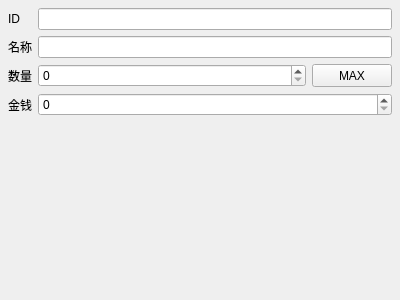
Before: the Qt Designer form ui/components/mail/stackable_form.ui in evrins/dnf-gm-tool, drawn with Qt 5.
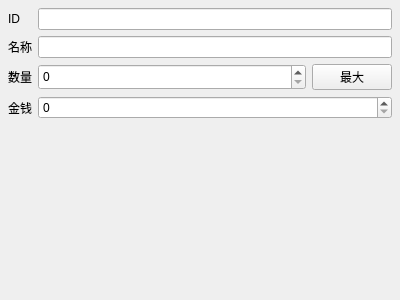
After: the same form once the commit is applied.

```diff
--- a/ui/components/mail/stackable_form.ui
+++ b/ui/components/mail/stackable_form.ui
@@ -98,7 +98,7 @@
          </sizepolicy>
         </property>
         <property name="text">
-         <string>MAX</string>
+         <string>最大</string>
         </property>
        </widget>
       </item>
```
